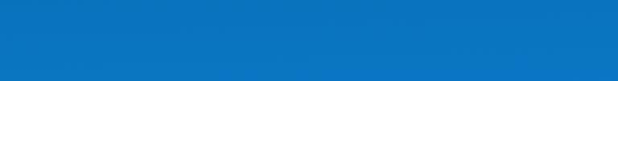
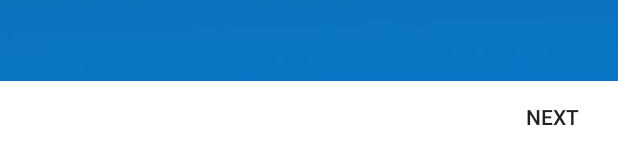
Before and after one commit to Juma94/BattleTap, an Android app: the layout activity_create_account.xml on its own in the app's theme, with its tools: preview values and no code run, on a phone screen of 412 x 824 dp. Shown: the part 1080-1233 px from the top of the screen. Run offline under Robolectric (Android 15) with nearby library versions, the phone set to English and light mode, and no system bars.

Commit message:
Commit Ultime + btn

```diff
--- a/app/src/main/res/layout/activity_create_account.xml
+++ b/app/src/main/res/layout/activity_create_account.xml
@@ -23,8 +23,15 @@
             android:id="@+id/linearLayout3"
             android:layout_alignParentBottom="true"
             android:layout_centerHorizontal="true"
-            android:background="#ffffff">
+            android:background="#ffffff"
+            android:gravity="right">
 
+            <Button
+                android:layout_width="wrap_content"
+                android:layout_height="wrap_content"
+                android:text="@string/activity_create_account_btnNext_text"
+                android:id="@+id/button"
+                android:background="@drawable/background_btncreating_account" />
         </LinearLayout>
 
         <LinearLayout
```
Also changed, not shown: app/src/main/AndroidManifest.xml (+7 -2 lines), 3 other files.
